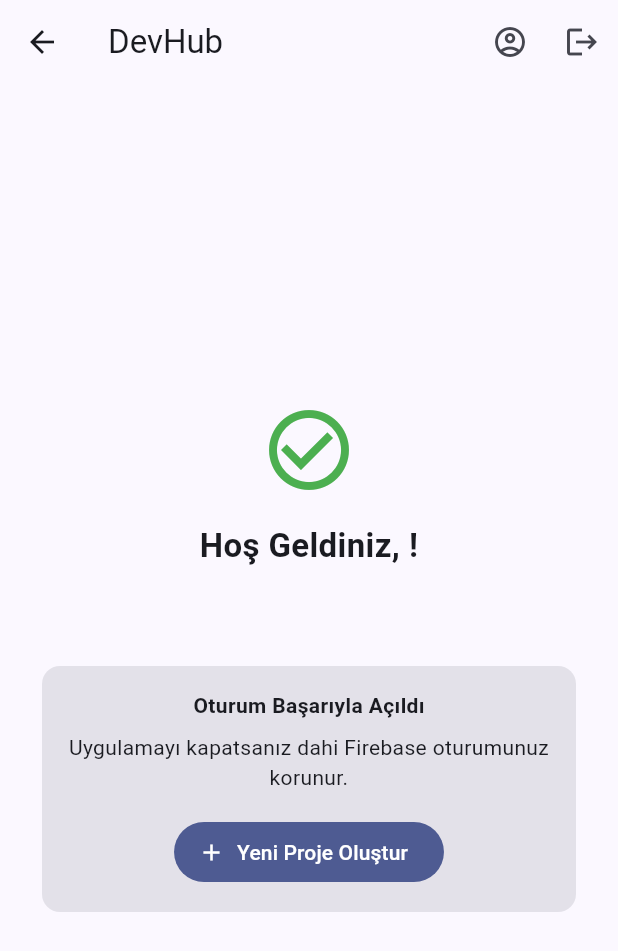
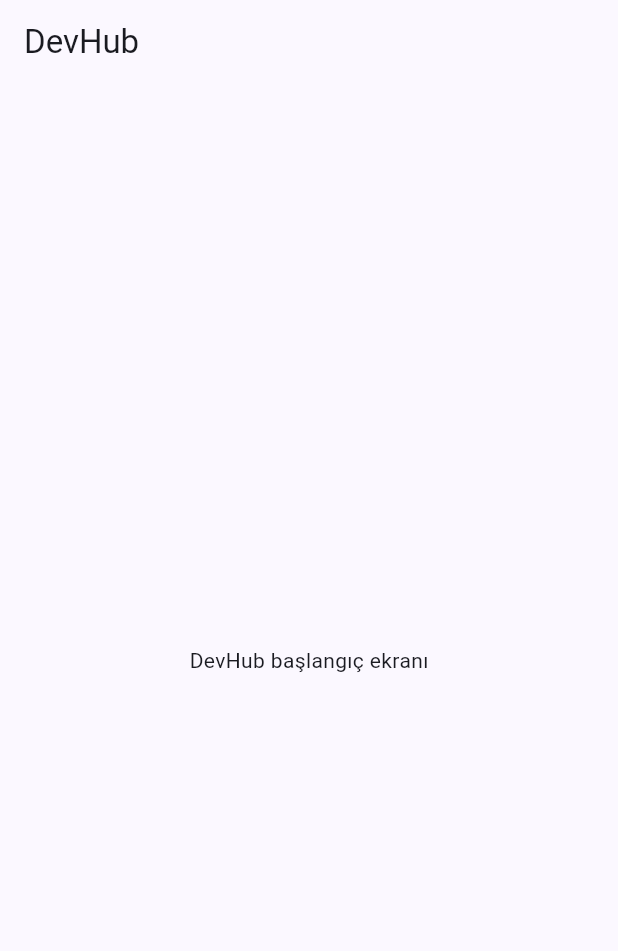
Before and after one commit to GDG-on-Campus-Sakarya/DevHub, a Flutter app: the HomeScreen screen opened directly, on a phone screen of 412 x 824 dp. Shown: the top 951 px of the screen. Run offline on Flutter 3.47's test engine with Material 3 defaults, Android fonts, the phone set to English and light mode, and no system bars; our stand-ins replace cloud_firestore, firebase_auth, firebase_core; accounts and stored records are empty; statements that could not run were skipped.

Commit message:
app ve home screen main haline geri getirildi

```diff
--- a/lib/app.dart
+++ b/lib/app.dart
@@ -1,5 +1,5 @@
 import 'package:flutter/material.dart';
-import 'screens/auth/auth_gate.dart';
+import 'screens/home/home_screen.dart';
 
 class DevHubApp extends StatelessWidget {
   const DevHubApp({super.key});
@@ -12,7 +12,6 @@ class DevHubApp extends StatelessWidget {
       colorScheme: ColorScheme.fromSeed(seedColor: const Color(0xFF3157D5)),
       useMaterial3: true,
     ),
-    // Uygulama girişi oturum kontrol kapısına (AuthGate) bağlandı
-    home: const AuthGate(),
+    home: const HomeScreen(),
   );
 }
--- a/lib/screens/home/home_screen.dart
+++ b/lib/screens/home/home_screen.dart
@@ -1,109 +1,11 @@
 import 'package:flutter/material.dart';
-import '../../services/auth_service.dart';
-import '../profile/profile_screen.dart';
-import '../projects/create_project_screen.dart';
 
 class HomeScreen extends StatelessWidget {
   const HomeScreen({super.key});
 
   @override
-  Widget build(BuildContext context) {
-    final authService = AuthService();
-    final user = authService.currentUser;
-
-    return Scaffold(
-      appBar: AppBar(
-        title: const Text('DevHub'),
-        actions: [
-          // Profil ekranına geçiş butonu
-          IconButton(
-            tooltip: 'Profil',
-            icon: const Icon(Icons.account_circle_outlined),
-            onPressed: () {
-              Navigator.push(
-                context,
-                MaterialPageRoute(builder: (_) => const ProfileScreen()),
-              );
-            },
-          ),
-          // Çıkış yapma butonu
-          IconButton(
-            tooltip: 'Çıkış Yap',
-            icon: const Icon(Icons.logout),
-            onPressed: () async {
-              // Oturum sonlandırıldı ve AuthGate otomatik olarak giriş ekranına geçiş yaptı
-              await authService.signOut();
-            },
-          ),
-        ],
-      ),
-      body: Center(
-        child: SingleChildScrollView(
-          padding: const EdgeInsets.all(24.0),
-          child: ConstrainedBox(
-            constraints: const BoxConstraints(maxWidth: 500),
-            child: Column(
-              mainAxisAlignment: MainAxisAlignment.center,
-              children: [
-                const Icon(
-                  Icons.check_circle_outline,
-                  size: 64,
-                  color: Colors.green,
-                ),
-                const SizedBox(height: 16),
-                Text(
-                  'Hoş Geldiniz, ${user?.displayName ?? "Kullanıcı"}!',
-                  textAlign: TextAlign.center,
-                  style: const TextStyle(
-                    fontSize: 22,
-                    fontWeight: FontWeight.bold,
-                  ),
-                ),
-                const SizedBox(height: 8),
-                Text(
-                  user?.email ?? '',
-                  textAlign: TextAlign.center,
-                  style: const TextStyle(color: Colors.grey),
-                ),
-                const SizedBox(height: 32),
-                Card(
-                  elevation: 0,
-                  color: Theme.of(context).colorScheme.surfaceContainerHighest,
-                  child: Padding(
-                    padding: const EdgeInsets.all(16.0),
-                    child: Column(
-                      children: [
-                        const Text(
-                          'Oturum Başarıyla Açıldı',
-                          style: TextStyle(fontWeight: FontWeight.bold),
-                        ),
-                        const SizedBox(height: 8),
-                        const Text(
-                          'Uygulamayı kapatsanız dahi Firebase oturumunuz korunur.',
-                          textAlign: TextAlign.center,
-                        ),
-                        const SizedBox(height: 16),
-                        FilledButton.icon(
-                          icon: const Icon(Icons.add),
-                          label: const Text('Yeni Proje Oluştur'),
-                          onPressed: () {
-                            Navigator.push(
-                              context,
-                              MaterialPageRoute(
-                                builder: (_) => const CreateProjectScreen(),
-                              ),
-                            );
-                          },
-                        ),
-                      ],
-                    ),
-                  ),
-                ),
-              ],
-            ),
-          ),
-        ),
-      ),
-    );
-  }
+  Widget build(BuildContext context) => Scaffold(
+    appBar: AppBar(title: const Text('DevHub')),
+    body: const Center(child: Text('DevHub başlangıç ekranı')),
+  );
 }
```
